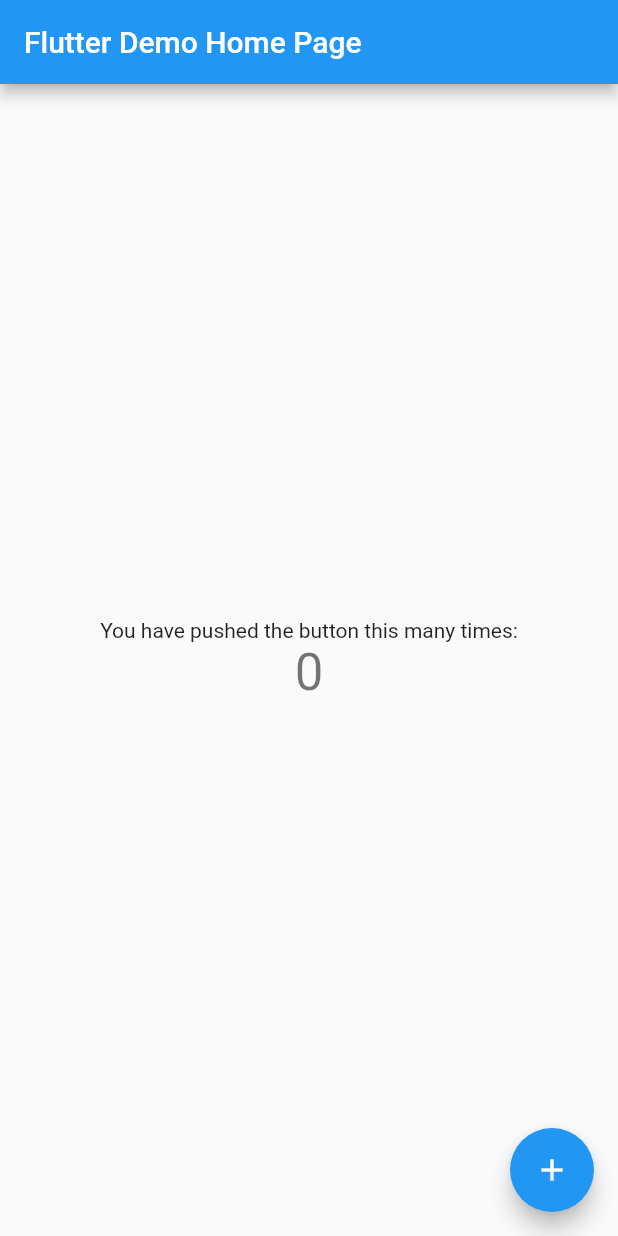
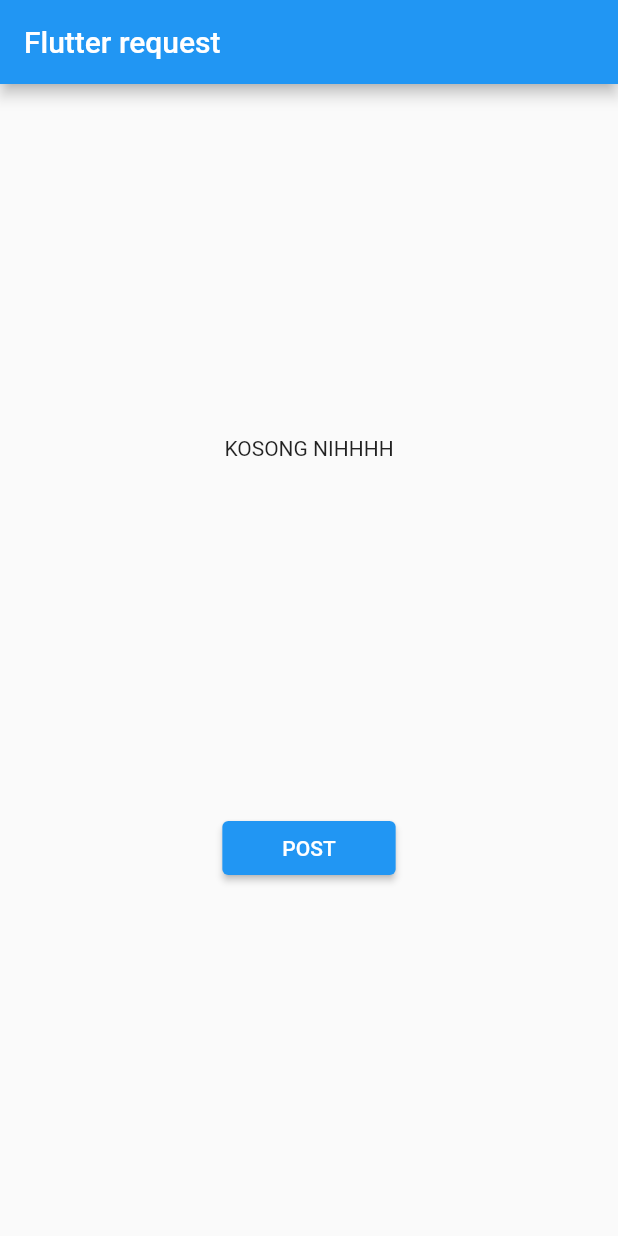
Before and after one commit to Scovandis/learn_flutter_01, a Flutter app: the screen it shows after launch, on a phone screen of 412 x 824 dp. Run offline on Flutter 3.47's test engine with Material 2 defaults, Android fonts, the light colour scheme and no system bars.

Commit message:
methode post request to server

```diff
--- a/lib/main.dart
+++ b/lib/main.dart
@@ -1,115 +1,51 @@
 import 'package:flutter/material.dart';
+import 'package:test_flutter_01/model/PostModel.dart';
 
 void main() {
-  runApp(const MyApp());
+  runApp(const MyApps());
 }
 
-class MyApp extends StatelessWidget {
-  const MyApp({super.key});
+class MyApps extends StatefulWidget {
+  const MyApps({super.key});
 
-  // This widget is the root of your application.
+  @override
+  State<MyApps> createState() => _MyAppsState();
+}
+
+class _MyAppsState extends State<MyApps> {
+  PostModel? postModel;
   @override
   Widget build(BuildContext context) {
     return MaterialApp(
-      title: 'Flutter Demo',
-      theme: ThemeData(
-        // This is the theme of your application.
-        //
-        // Try running your application with "flutter run". You'll see the
-        // application has a blue toolbar. Then, without quitting the app, try
-        // changing the primarySwatch below to Colors.green and then invoke
-        // "hot reload" (press "r" in the console where you ran "flutter run",
-        // or simply save your changes to "hot reload" in a Flutter IDE).
-        // Notice that the counter didn't reset back to zero; the application
-        // is not restarted.
-        primarySwatch: Colors.blue,
+      home: Scaffold(
+        appBar: AppBar(title: Text("Flutter request")),
+        body: Center(
+            child: Column(
+          mainAxisAlignment: MainAxisAlignment.spaceEvenly,
+          children: [
+            Text((postModel != null)
+                ? postModel!.id +
+                    " | " +
+                    postModel!.name +
+                    " | " +
+                    postModel!.job
+                : "KOSONG NIHHHH"),
+            ElevatedButton(
+              onPressed: () => {
+                PostModel.connectToApi("Jalalaudin", "developer").then((value) {
+                  {
+                    postModel = value;
+                    setState(() {});
+                  }
+                })
+              },
+              child: Text("POST"),
+              style: ElevatedButton.styleFrom(
+                  padding: EdgeInsets.fromLTRB(40, 10, 40, 10)),
+            )
+          ],
+        )),
       ),
-      home: const MyHomePage(title: 'Flutter Demo Home Page'),
     );
   }
 }
-
-class MyHomePage extends StatefulWidget {
-  const MyHomePage({super.key, required this.title});
-
-  // This widget is the home page of your application. It is stateful, meaning
-  // that it has a State object (defined below) that contains fields that affect
-  // how it looks.
-
-  // This class is the configuration for the state. It holds the values (in this
-  // case the title) provided by the parent (in this case the App widget) and
-  // used by the build method of the State. Fields in a Widget subclass are
-  // always marked "final".
-
-  final String title;
-
-  @override
-  State<MyHomePage> createState() => _MyHomePageState();
-}
-
-class _MyHomePageState extends State<MyHomePage> {
-  int _counter = 0;
-
-  void _incrementCounter() {
-    setState(() {
-      // This call to setState tells the Flutter framework that something has
-      // changed in this State, which causes it to rerun the build method below
-      // so that the display can reflect the updated values. If we changed
-      // _counter without calling setState(), then the build method would not be
-      // called again, and so nothing would appear to happen.
-      _counter++;
-    });
-  }
-
-  @override
-  Widget build(BuildContext context) {
-    // This method is rerun every time setState is called, for instance as done
-    // by the _incrementCounter method above.
-    //
-    // The Flutter framework has been optimized to make rerunning build methods
-    // fast, so that you can just rebuild anything that needs updating rather
-    // than having to individually change instances of widgets.
-    return Scaffold(
-      appBar: AppBar(
-        // Here we take the value from the MyHomePage object that was created by
-        // the App.build method, and use it to set our appbar title.
-        title: Text(widget.title),
-      ),
-      body: Center(
-        // Center is a layout widget. It takes a single child and positions it
-        // in the middle of the parent.
-        child: Column(
-          // Column is also a layout widget. It takes a list of children and
-          // arranges them vertically. By default, it sizes itself to fit its
-          // children horizontally, and tries to be as tall as its parent.
-          //
-          // Invoke "debug painting" (press "p" in the console, choose the
-          // "Toggle Debug Paint" action from the Flutter Inspector in Android
-          // Studio, or the "Toggle Debug Paint" command in Visual Studio Code)
-          // to see the wireframe for each widget.
-          //
-          // Column has various properties to control how it sizes itself and
-          // how it positions its children. Here we use mainAxisAlignment to
-          // center the children vertically; the main axis here is the vertical
-          // axis because Columns are vertical (the cross axis would be
-          // horizontal).
-          mainAxisAlignment: MainAxisAlignment.center,
-          children: <Widget>[
-            const Text(
-              'You have pushed the button this many times:',
-            ),
-            Text(
-              '$_counter',
-              style: Theme.of(context).textTheme.headlineMedium,
-            ),
-          ],
-        ),
-      ),
-      floatingActionButton: FloatingActionButton(
-        onPressed: _incrementCounter,
-        tooltip: 'Increment',
-        child: const Icon(Icons.add),
-      ), // This trailing comma makes auto-formatting nicer for build methods.
-    );
-  }
-}
--- /dev/null
+++ b/lib/model/PostModel.dart
@@ -0,0 +1,34 @@
+import 'dart:convert';
+
+import 'package:http/http.dart' as http;
+
+class PostModel {
+  String name = "";
+  String job = "";
+  String createAt = "";
+  String id = "";
+
+  PostModel({
+    required this.name,
+    required this.job,
+    required this.createAt,
+    required this.id,
+  });
+
+  factory PostModel.createPostModel(Map<String, dynamic> object) {
+    return PostModel(
+        name: object['name'],
+        job: object['job'],
+        createAt: object['createAt'],
+        id: object['id']);
+  }
+
+  static Future<PostModel> connectToApi(String name, String job) async {
+    String apiURL = "https://reqres.in/api/users";
+
+    var apiResult = await http.post(apiURL, body: {"name": name, "job": job});
+
+    var jsonOBJ = jsonDecode(apiResult.body);
+    return PostModel.createPostModel(jsonOBJ);
+  }
+}
--- a/pubspec.yaml
+++ b/pubspec.yaml
@@ -34,6 +34,7 @@
   # The following adds the Cupertino Icons font to your application.
   # Use with the CupertinoIcons class for iOS style icons.
   cupertino_icons: ^1.0.2
+  http: ^0.12.0+2
 
 dev_dependencies:
   flutter_test:
```
Also changed, not shown: pubspec.lock, 1 other file.
